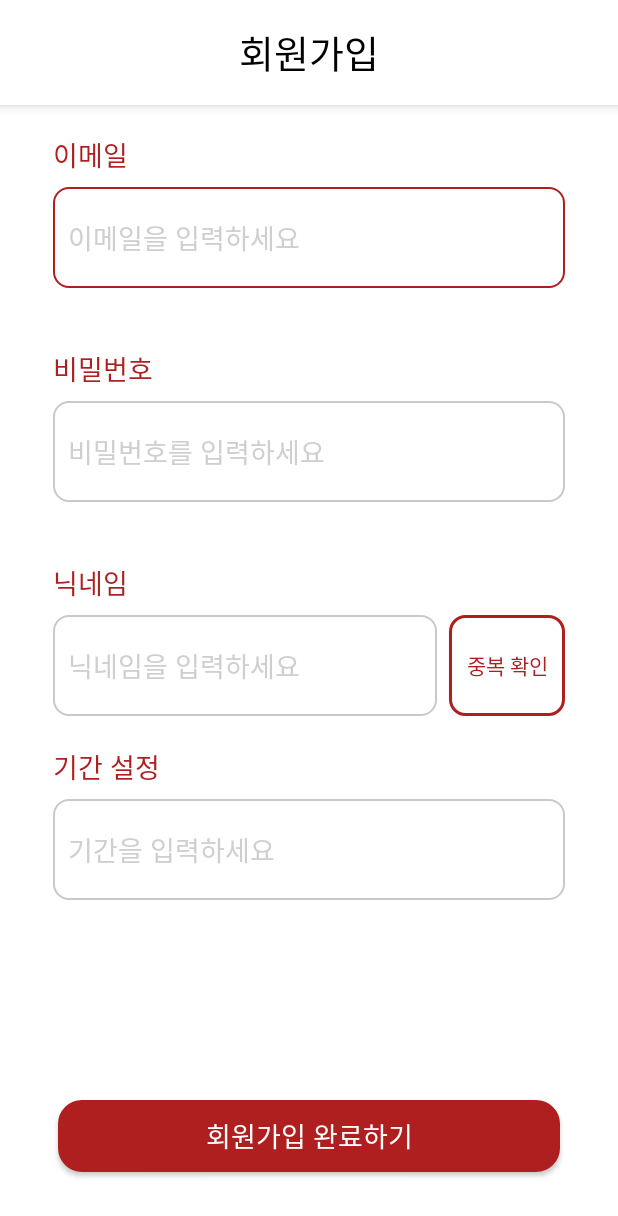
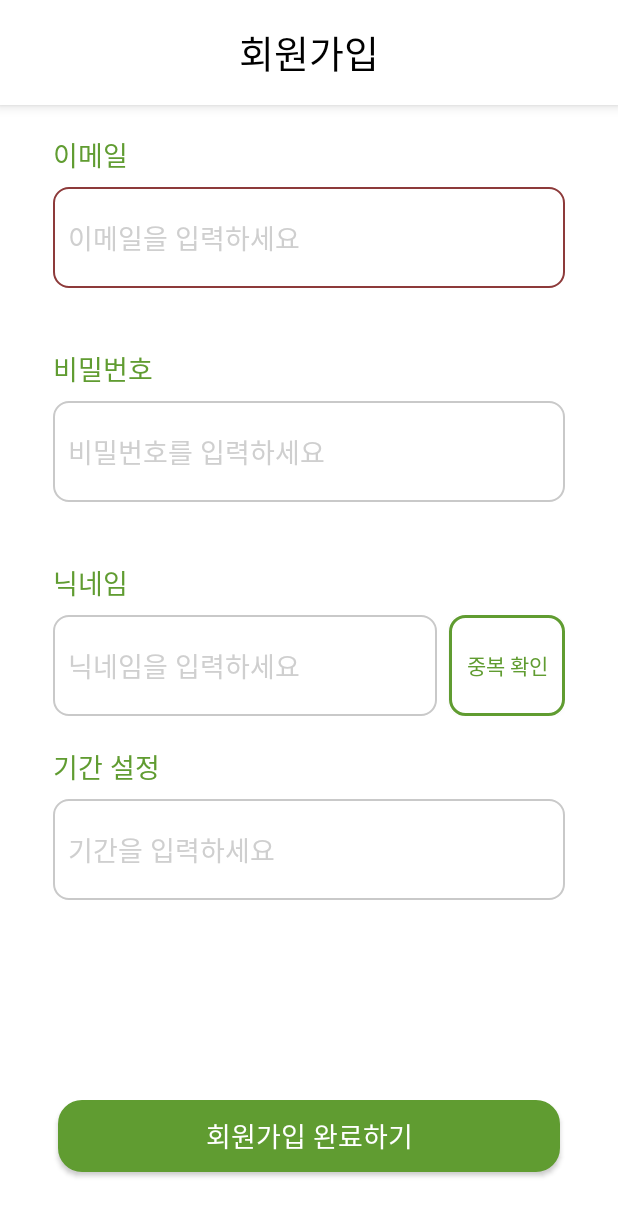
Before and after one commit to ZoneBUG/debugging-app-client, an Android app: the RegisterActivity screen opened directly, with no data from a screen before it, on a phone screen of 412 x 824 dp. Shown: the top 1216 px of the screen. Run offline under Robolectric (Android 15) with nearby library versions, the phone set to English and light mode, and no system bars; network calls fail.

Commit message:
fix : Change Main Color

```diff
--- /dev/null
+++ b/app/src/main/res/drawable/custom_button_white_green.xml
@@ -0,0 +1,10 @@
+<?xml version="1.0" encoding="utf-8"?>
+<shape
+    xmlns:android="http://schemas.android.com/apk/res/android"
+    android:shape="rectangle">
+    <stroke
+        android:color="@color/main_green"
+        android:width="2sp"/>
+    <corners android:radius="10sp"/>
+    <solid android:color="@color/white"/>
+</shape>
--- a/app/src/main/res/layout/activity_community_list.xml
+++ b/app/src/main/res/layout/activity_community_list.xml
@@ -64,7 +64,7 @@
                 android:layout_marginTop="20sp"
                 android:layout_marginBottom="5sp"
                 android:paddingVertical="3sp"
-                android:background="@drawable/custom_button_red"
+                android:background="@drawable/custom_button_green"
                 android:text="글 작성하기"
                 android:textSize="15sp"
                 android:textColor="@color/white"
--- a/app/src/main/res/layout/activity_community_write.xml
+++ b/app/src/main/res/layout/activity_community_write.xml
@@ -94,10 +94,10 @@
                 android:layout_height="32dp"
                 android:layout_marginBottom="10sp"
                 android:text="사진 첨부"
-                android:textColor="@color/main_red"
+                android:textColor="@color/main"
                 android:textSize="15sp"
                 android:fontFamily="@font/main_font_sb"
-                android:background="@drawable/custom_button_white_red" />
+                android:background="@drawable/custom_button_white_green" />
 
         </LinearLayout>
 
@@ -116,7 +116,7 @@
                 android:layout_marginBottom="5sp"
                 android:padding="10sp"
                 android:background="@drawable/custom_button_red"
-                android:backgroundTint="@color/main_red"
+                android:backgroundTint="@color/main"
                 android:text="등록하기"
                 android:textColor="@color/white"
                 android:textSize="17sp"
--- a/app/src/main/res/layout/activity_login.xml
+++ b/app/src/main/res/layout/activity_login.xml
@@ -30,7 +30,7 @@
         android:text="로그인"
         android:textSize="30sp"
         android:textStyle="bold"
-        android:textColor="@color/main_red"
+        android:textColor="@color/main"
         android:fontFamily="@font/main_font_l"/>
 
     <LinearLayout
@@ -72,7 +72,7 @@
             android:layout_width="270sp"
             android:layout_height="45sp"
             android:layout_marginVertical="3sp"
-            android:background="@drawable/custom_button_red"
+            android:background="@drawable/custom_button_green"
             android:text="로그인하기"
             android:textSize="17sp"
             android:textColor="@color/white"
--- a/app/src/main/res/layout/activity_register.xml
+++ b/app/src/main/res/layout/activity_register.xml
@@ -58,7 +58,7 @@
                     android:layout_marginBottom="8sp"
                     android:fontFamily="@font/main_font_b"
                     android:text="이메일"
-                    android:textColor="@color/main_red"
+                    android:textColor="@color/main"
                     android:textSize="18sp"
                     android:inputType="textEmailAddress"/>
 
@@ -90,7 +90,7 @@
                     android:layout_height="wrap_content"
                     android:layout_marginBottom="8sp"
                     android:text="비밀번호"
-                    android:textColor="@color/main_red"
+                    android:textColor="@color/main"
                     android:textSize="18sp"
                     android:fontFamily="@font/main_font_b" />
 
@@ -123,7 +123,7 @@
                     android:layout_height="wrap_content"
                     android:layout_marginBottom="8sp"
                     android:text="닉네임"
-                    android:textColor="@color/main_red"
+                    android:textColor="@color/main"
                     android:textSize="18sp"
                     android:fontFamily="@font/main_font_b" />
 
@@ -151,9 +151,9 @@
                         android:layout_width="match_parent"
                         android:layout_height="match_parent"
                         android:layout_weight="3"
-                        android:background="@drawable/custom_button_white_red"
+                        android:background="@drawable/custom_button_white_green"
                         android:text="중복 확인"
-                        android:textColor="@color/main_red"
+                        android:textColor="@color/main"
                         android:fontFamily="@font/main_font_b"
                         android:layout_marginLeft="8sp" />
 
@@ -173,7 +173,7 @@
                         android:layout_weight="1"
                         android:layout_marginBottom="8sp"
                         android:text="기간 설정"
-                        android:textColor="@color/main_red"
+                        android:textColor="@color/main"
                         android:textSize="18sp"
                         android:fontFamily="@font/main_font_b" />
 
@@ -210,7 +210,7 @@
                 android:layout_width="match_parent"
                 android:layout_height="wrap_content"
                 android:layout_margin="3sp"
-                android:background="@drawable/custom_button_red"
+                android:background="@drawable/custom_button_green"
                 android:text="회원가입 완료하기"
                 android:textColor="@color/white"
                 android:textSize="18sp"
--- a/app/src/main/res/layout/activity_search.xml
+++ b/app/src/main/res/layout/activity_search.xml
@@ -56,7 +56,7 @@
                 android:id="@+id/Search_Btn"
                 android:layout_width="match_parent"
                 android:layout_height="50sp"
-                android:background="@drawable/custom_button_red"
+                android:background="@drawable/custom_button_green"
                 android:text="검색하기"
                 android:textSize="20sp"
                 android:textColor="@color/white"
--- a/app/src/main/res/layout/fragment_search_after.xml
+++ b/app/src/main/res/layout/fragment_search_after.xml
@@ -50,7 +50,7 @@
                     android:layout_height="wrap_content"
                     android:text="바퀴벌레"
                     android:textSize="25sp"
-                    android:textColor="@color/main_red"
+                    android:textColor="@color/main"
                     android:fontFamily="@font/main_font_b" />
 
                 <ScrollView
--- a/app/src/main/res/layout/fragment_search_before.xml
+++ b/app/src/main/res/layout/fragment_search_before.xml
@@ -91,7 +91,7 @@
                     android:background="@drawable/custom_button_white_red"
                     android:text="다시 선택하기"
                     android:textSize="20sp"
-                    android:textColor="@color/main_red"
+                    android:textColor="@color/main"
                     android:fontFamily="@font/main_font_b"/>
 
             </LinearLayout>
--- a/app/src/main/res/layout/item_community_comment.xml
+++ b/app/src/main/res/layout/item_community_comment.xml
@@ -17,7 +17,7 @@
             android:layout_height="wrap_content"
             android:text="닉네임111"
             android:textSize="13sp"
-            android:textColor="@color/main_red"
+            android:textColor="@color/main"
             android:fontFamily="@font/main_font_sb"
             android:lineSpacingExtra="3.3sp"/>
 
--- a/app/src/main/res/layout/item_community_comment_child.xml
+++ b/app/src/main/res/layout/item_community_comment_child.xml
@@ -42,7 +42,7 @@
                     android:layout_height="wrap_content"
                     android:text="닉네임111"
                     android:textSize="13sp"
-                    android:textColor="@color/main_red"
+                    android:textColor="@color/main"
                     android:fontFamily="@font/main_font_sb"
                     android:lineSpacingExtra="3.3sp"/>
 
--- a/app/src/main/res/layout/item_community_list.xml
+++ b/app/src/main/res/layout/item_community_list.xml
@@ -46,7 +46,7 @@
             android:layout_height="wrap_content"
             android:text="닉네임111"
             android:textSize="13sp"
-            android:textColor="@color/main_red"
+            android:textColor="@color/main"
             android:fontFamily="@font/main_font_sb"
             android:lineSpacingExtra="3.3sp"/>
 
--- a/app/src/main/res/values/colors.xml
+++ b/app/src/main/res/values/colors.xml
@@ -7,9 +7,10 @@
     <color name="teal_700">#FF018786</color>
     <color name="black">#FF000000</color>
     <color name="white">#FFFFFFFF</color>
-    <color name="main_red">#AF1F1F</color>
-    <color name="main_yellow">#E0A203</color>
-    <color name="main_green">#419500</color>
+    <color name="main">#609C31</color>
+    <color name="main_red">#8D3A3A</color>
+    <color name="main_yellow">#D4A52C</color>
+    <color name="main_green">#609C31</color>
     <color name="main_grey">#8E8E8E</color>
     <color name="main_grey2">#CFCFCF</color>
     <color name="community_background">#FFFFFF</color>
```
Also changed, not shown: app/src/main/res/layout/activity_community_detail.xml (+4 -4 lines).
